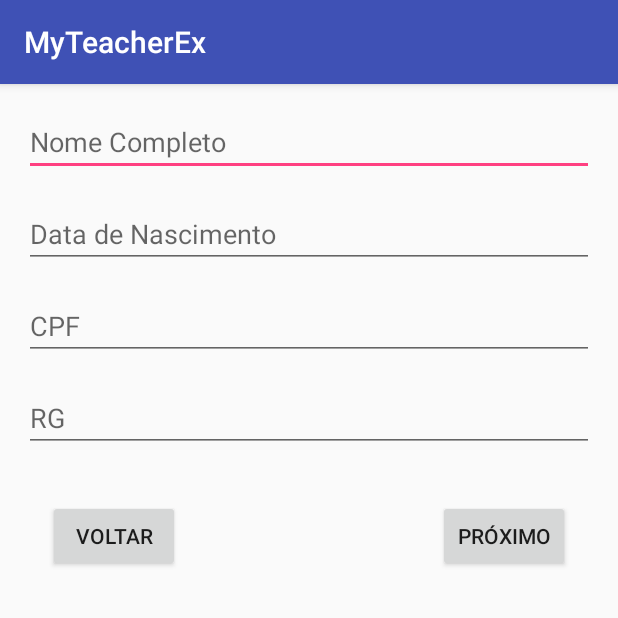
After one commit to fabiomferreira/dumb-android-screens, an Android app: the CadastroAlunoActivity screen opened directly, with no data from a screen before it, on a phone screen of 412 x 824 dp, the top half of it. The commit adds this screen. Run offline under Robolectric (Android 15) with nearby library versions, the phone set to English and light mode, and no system bars.

Commit message:
tela wizard de cadastro de aluno

```diff
--- a/app/src/main/AndroidManifest.xml
+++ b/app/src/main/AndroidManifest.xml
@@ -20,6 +20,7 @@
             android:name=".InstrutorActivity"
             android:label="@string/title_activity_instrutor"
             android:theme="@style/AppTheme.NoActionBar" />
+        <activity android:name=".CadastroAlunoActivity"></activity>
     </application>
 
 </manifest>
--- /dev/null
+++ b/app/src/main/java/com/myteacher/fabiomferreira/myteacherex/CadastroAlunoActivity.java
@@ -0,0 +1,56 @@
+package com.myteacher.fabiomferreira.myteacherex;
+
+import android.content.Intent;
+import android.support.v7.app.AppCompatActivity;
+import android.os.Bundle;
+import android.view.View;
+import android.widget.Button;
+import android.widget.LinearLayout;
+
+public class CadastroAlunoActivity extends AppCompatActivity {
+
+    @Override
+    protected void onCreate(Bundle savedInstanceState) {
+        super.onCreate(savedInstanceState);
+        setContentView(R.layout.activity_cadastro_aluno);
+
+        Button prox1 = (Button) findViewById(R.id.prox1);
+        Button prox2 = (Button) findViewById(R.id.prox2);
+        Button voltar2 = (Button) findViewById(R.id.voltar2);
+        Button voltar3 = (Button) findViewById(R.id.voltar3);
+        final LinearLayout tela1 = (LinearLayout) findViewById(R.id.tela1);
+        final LinearLayout tela2 = (LinearLayout) findViewById(R.id.tela2);
+        final LinearLayout tela3 = (LinearLayout) findViewById(R.id.tela3);
+        prox1.setOnClickListener(new View.OnClickListener() {
+            @Override
+            public void onClick(View view) {
+                tela1.setVisibility(View.INVISIBLE);
+                tela2.setVisibility(View.VISIBLE);
+            }
+        });
+        prox2.setOnClickListener(new View.OnClickListener() {
+            @Override
+            public void onClick(View view) {
+                tela2.setVisibility(View.INVISIBLE);
+                tela3.setVisibility(View.VISIBLE);
+            }
+        });
+
+        voltar2.setOnClickListener(new View.OnClickListener() {
+            @Override
+            public void onClick(View view) {
+                tela2.setVisibility(View.INVISIBLE);
+                tela1.setVisibility(View.VISIBLE);
+            }
+        });
+
+        voltar3.setOnClickListener(new View.OnClickListener() {
+            @Override
+            public void onClick(View view) {
+                tela3.setVisibility(View.INVISIBLE);
+                tela2.setVisibility(View.VISIBLE);
+            }
+        });
+
+    }
+}
--- a/app/src/main/java/com/myteacher/fabiomferreira/myteacherex/InstrutorActivity.java
+++ b/app/src/main/java/com/myteacher/fabiomferreira/myteacherex/InstrutorActivity.java
@@ -31,8 +31,8 @@ public class InstrutorActivity extends AppCompatActivity {
         button.setOnClickListener(new View.OnClickListener() {
             @Override
             public void onClick(View view) {
-//                Intent intent = new Intent(InstrutorActivity.this, CadastroAlunoActivity.class);
-//                startActivity(intent);
+                Intent intent = new Intent(InstrutorActivity.this, CadastroAlunoActivity.class);
+                startActivity(intent);
             }
         });
     }
--- /dev/null
+++ b/app/src/main/res/layout/activity_cadastro_aluno.xml
@@ -0,0 +1,213 @@
+<?xml version="1.0" encoding="utf-8"?>
+<RelativeLayout xmlns:android="http://schemas.android.com/apk/res/android"
+    xmlns:app="http://schemas.android.com/apk/res-auto"
+    xmlns:tools="http://schemas.android.com/tools"
+    android:layout_width="match_parent"
+    android:layout_height="match_parent"
+    android:layout_margin="@dimen/activity_horizontal_margin"
+    android:orientation="vertical"
+    tools:context=".CadastroAlunoActivity">
+
+    <LinearLayout
+        android:id="@+id/tela1"
+        android:layout_width="wrap_content"
+        android:layout_height="wrap_content"
+        android:orientation="vertical"
+        android:visibility="visible">
+
+        <android.support.design.widget.TextInputEditText
+            android:id="@+id/nome"
+            android:layout_width="match_parent"
+            android:layout_height="wrap_content"
+            android:layout_marginBottom="@dimen/activity_vertical_margin"
+            android:hint="Nome Completo" />
+
+        <android.support.design.widget.TextInputEditText
+            android:id="@+id/nascimento"
+            android:inputType="date"
+            android:layout_width="match_parent"
+            android:layout_height="wrap_content"
+            android:layout_marginBottom="@dimen/activity_vertical_margin"
+            android:hint="Data de Nascimento" />
+
+        <android.support.design.widget.TextInputEditText
+            android:id="@+id/cpf"
+            android:inputType="number"
+            android:layout_width="match_parent"
+            android:layout_height="wrap_content"
+            android:layout_marginBottom="@dimen/activity_vertical_margin"
+            android:hint="CPF" />
+
+        <android.support.design.widget.TextInputEditText
+            android:id="@+id/rg"
+            android:inputType="number"
+            android:layout_width="match_parent"
+            android:layout_height="wrap_content"
+            android:layout_marginBottom="@dimen/activity_vertical_margin"
+            android:hint="RG" />
+
+        <LinearLayout
+            android:layout_width="match_parent"
+            android:layout_height="wrap_content"
+            android:orientation="horizontal">
+
+            <Button
+                android:id="@+id/voltar1"
+                android:layout_width="wrap_content"
+                android:layout_height="wrap_content"
+                android:layout_margin="@dimen/text_margin"
+                android:text="Voltar" />
+
+            <View
+                android:layout_width="0dp"
+                android:layout_height="0dp"
+                android:layout_weight="1" />
+
+            <Button
+                android:id="@+id/prox1"
+                android:layout_width="wrap_content"
+                android:layout_height="wrap_content"
+                android:layout_margin="@dimen/text_margin"
+                android:text="Próximo" />
+        </LinearLayout>
+    </LinearLayout>
+
+    <LinearLayout
+        android:id="@+id/tela2"
+        android:layout_width="wrap_content"
+        android:layout_height="wrap_content"
+        android:orientation="vertical"
+        android:visibility="invisible">
+
+        <android.support.design.widget.TextInputEditText
+            android:id="@+id/cep"
+            android:layout_width="match_parent"
+            android:layout_height="wrap_content"
+            android:layout_marginBottom="5sp"
+            android:hint="CEP" />
+
+        <android.support.design.widget.TextInputEditText
+            android:id="@+id/estado"
+            android:layout_width="match_parent"
+            android:layout_height="wrap_content"
+            android:layout_marginBottom="5sp"
+            android:hint="Estado" />
+
+        <android.support.design.widget.TextInputEditText
+            android:id="@+id/cidade"
+            android:layout_width="match_parent"
+            android:layout_height="wrap_content"
+            android:layout_marginBottom="5sp"
+            android:hint="Cidade" />
+
+        <android.support.design.widget.TextInputEditText
+            android:id="@+id/endereco"
+            android:layout_width="match_parent"
+            android:layout_height="wrap_content"
+            android:layout_marginBottom="5sp"
+            android:hint="Endereço" />
+
+        <android.support.design.widget.TextInputEditText
+            android:id="@+id/numero"
+            android:layout_width="match_parent"
+            android:layout_height="wrap_content"
+            android:layout_marginBottom="5sp"
+            android:hint="Número" />
+
+        <android.support.design.widget.TextInputEditText
+            android:id="@+id/complemento"
+            android:layout_width="match_parent"
+            android:layout_height="wrap_content"
+            android:layout_marginBottom="5sp"
+            android:hint="Complemento" />
+
+        <android.support.design.widget.TextInputEditText
+            android:id="@+id/celular"
+            android:layout_width="match_parent"
+            android:layout_height="wrap_content"
+            android:layout_marginBottom="5sp"
+            android:hint="Celular" />
+
+        <LinearLayout
+            android:layout_width="match_parent"
+            android:layout_height="wrap_content"
+            android:orientation="horizontal">
+
+            <Button
+                android:id="@+id/voltar2"
+                android:layout_width="wrap_content"
+                android:layout_height="wrap_content"
+                android:layout_margin="@dimen/text_margin"
+                android:text="Voltar" />
+
+            <View
+                android:layout_width="0dp"
+                android:layout_height="0dp"
+                android:layout_weight="1" />
+
+            <Button
+                android:id="@+id/prox2"
+                android:layout_width="wrap_content"
+                android:layout_height="wrap_content"
+                android:layout_margin="@dimen/text_margin"
+                android:text="Próximo" />
+        </LinearLayout>
+    </LinearLayout>
+
+    <LinearLayout
+        android:id="@+id/tela3"
+        android:layout_width="wrap_content"
+        android:layout_height="wrap_content"
+        android:orientation="vertical"
+        android:visibility="invisible">
+
+        <android.support.design.widget.TextInputEditText
+            android:id="@+id/email"
+            android:layout_width="match_parent"
+            android:layout_height="wrap_content"
+            android:layout_marginBottom="@dimen/activity_vertical_margin"
+            android:hint="Email"
+            android:inputType="textEmailAddress" />
+
+        <android.support.design.widget.TextInputEditText
+            android:id="@+id/senha"
+            android:layout_width="match_parent"
+            android:layout_height="wrap_content"
+            android:layout_marginBottom="@dimen/activity_vertical_margin"
+            android:hint="Senha"
+            android:inputType="textPassword" />
+
+        <android.support.design.widget.TextInputEditText
+            android:id="@+id/confirma_senha"
+            android:layout_width="match_parent"
+            android:layout_height="wrap_content"
+            android:layout_marginBottom="@dimen/activity_vertical_margin"
+            android:hint="Confirmação de Senha"
+            android:inputType="textPassword" />
+
+        <LinearLayout
+            android:layout_width="match_parent"
+            android:layout_height="wrap_content"
+            android:orientation="horizontal">
+
+            <Button
+                android:id="@+id/voltar3"
+                android:layout_width="wrap_content"
+                android:layout_height="wrap_content"
+                android:layout_margin="@dimen/text_margin"
+                android:text="Voltar" />
+
+            <View
+                android:layout_width="0dp"
+                android:layout_height="0dp"
+                android:layout_weight="1" />
+
+            <Button
+                android:id="@+id/salvar"
+                android:layout_width="wrap_content"
+                android:layout_height="wrap_content"
+                android:layout_margin="@dimen/text_margin"
+                android:text="Salvar" />
+        </LinearLayout>
+    </LinearLayout>
+</RelativeLayout>
```
